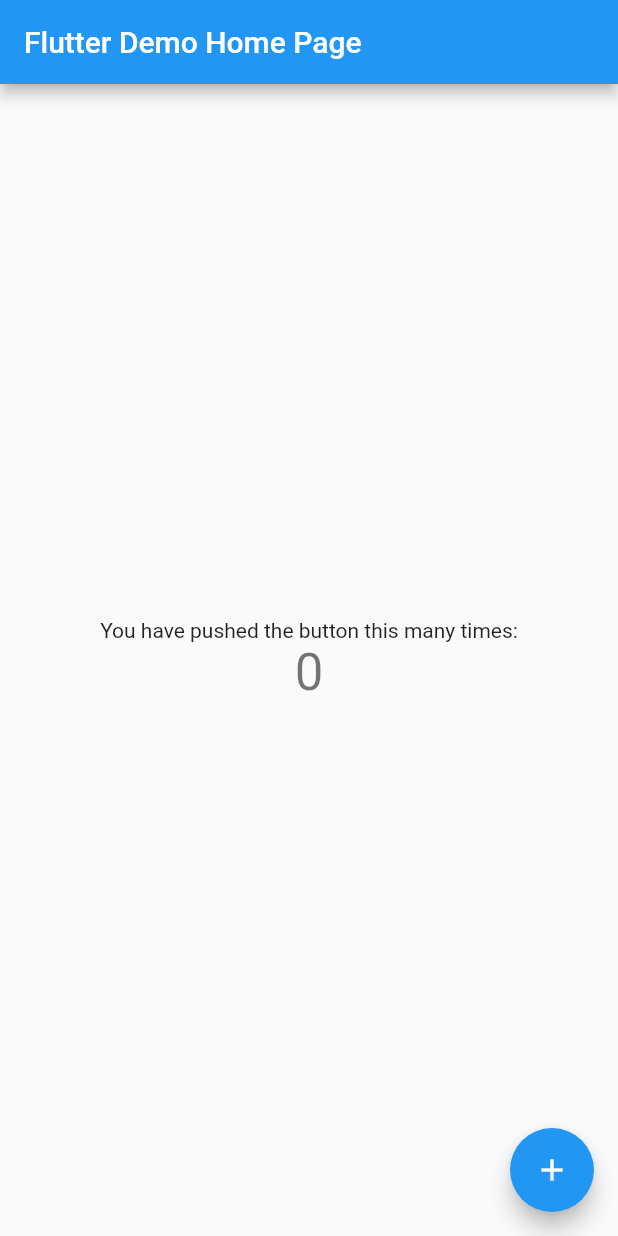
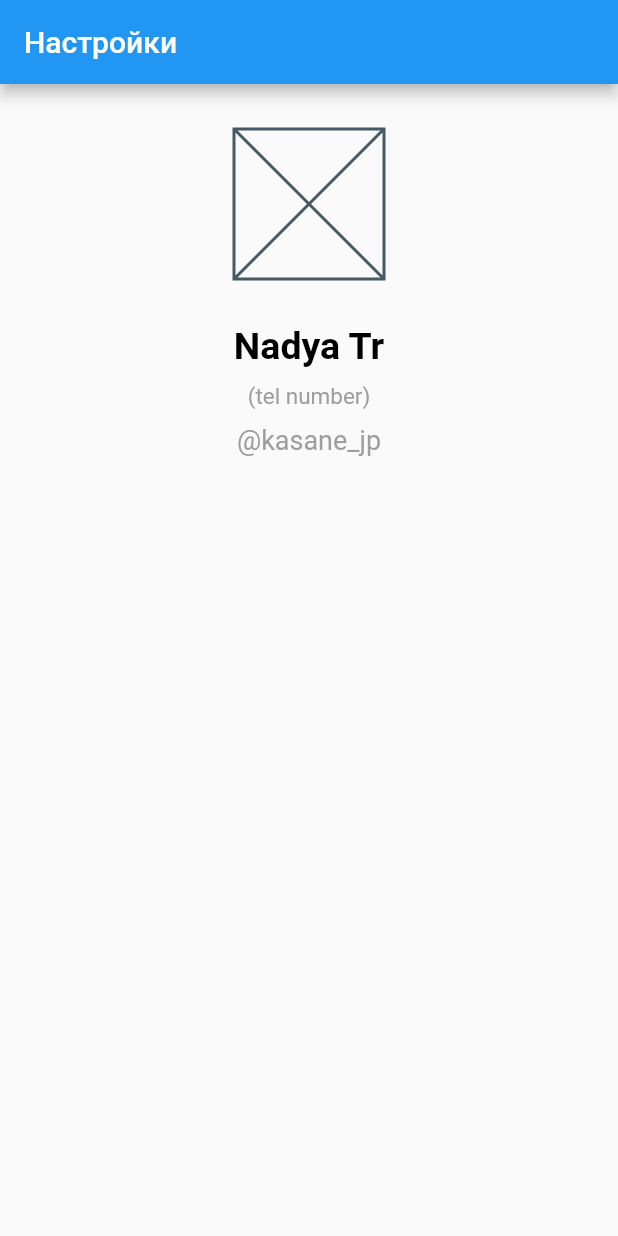
Before and after one commit to Nadia-ru/flutter_first_proj, a Flutter app: the screen it shows after launch, on a phone screen of 412 x 824 dp. Run offline on Flutter 3.47's test engine with Material 2 defaults, Android fonts, the light colour scheme and no system bars.

Commit message:
add new page. user info

```diff
--- a/lib/main.dart
+++ b/lib/main.dart
@@ -1,115 +1,8 @@
 import 'package:flutter/material.dart';
 
+import 'widgets/app.dart';
+
 void main() {
-  runApp(const MyApp());
+  const app = App();
+  runApp(app);
 }
-
-class MyApp extends StatelessWidget {
-  const MyApp({super.key});
-
-  // This widget is the root of your application.
-  @override
-  Widget build(BuildContext context) {
-    return MaterialApp(
-      title: 'Flutter Demo',
-      theme: ThemeData(
-        // This is the theme of your application.
-        //
-        // Try running your application with "flutter run". You'll see the
-        // application has a blue toolbar. Then, without quitting the app, try
-        // changing the primarySwatch below to Colors.green and then invoke
-        // "hot reload" (press "r" in the console where you ran "flutter run",
-        // or simply save your changes to "hot reload" in a Flutter IDE).
-        // Notice that the counter didn't reset back to zero; the application
-        // is not restarted.
-        primarySwatch: Colors.blue,
-      ),
-      home: const MyHomePage(title: 'Flutter Demo Home Page'),
-    );
-  }
-}
-
-class MyHomePage extends StatefulWidget {
-  const MyHomePage({super.key, required this.title});
-
-  // This widget is the home page of your application. It is stateful, meaning
-  // that it has a State object (defined below) that contains fields that affect
-  // how it looks.
-
-  // This class is the configuration for the state. It holds the values (in this
-  // case the title) provided by the parent (in this case the App widget) and
-  // used by the build method of the State. Fields in a Widget subclass are
-  // always marked "final".
-
-  final String title;
-
-  @override
-  State<MyHomePage> createState() => _MyHomePageState();
-}
-
-class _MyHomePageState extends State<MyHomePage> {
-  int _counter = 0;
-
-  void _incrementCounter() {
-    setState(() {
-      // This call to setState tells the Flutter framework that something has
-      // changed in this State, which causes it to rerun the build method below
-      // so that the display can reflect the updated values. If we changed
-      // _counter without calling setState(), then the build method would not be
-      // called again, and so nothing would appear to happen.
-      _counter++;
-    });
-  }
-
-  @override
-  Widget build(BuildContext context) {
-    // This method is rerun every time setState is called, for instance as done
-    // by the _incrementCounter method above.
-    //
-    // The Flutter framework has been optimized to make rerunning build methods
-    // fast, so that you can just rebuild anything that needs updating rather
-    // than having to individually change instances of widgets.
-    return Scaffold(
-      appBar: AppBar(
-        // Here we take the value from the MyHomePage object that was created by
-        // the App.build method, and use it to set our appbar title.
-        title: Text(widget.title),
-      ),
-      body: Center(
-        // Center is a layout widget. It takes a single child and positions it
-        // in the middle of the parent.
-        child: Column(
-          // Column is also a layout widget. It takes a list of children and
-          // arranges them vertically. By default, it sizes itself to fit its
-          // children horizontally, and tries to be as tall as its parent.
-          //
-          // Invoke "debug painting" (press "p" in the console, choose the
-          // "Toggle Debug Paint" action from the Flutter Inspector in Android
-          // Studio, or the "Toggle Debug Paint" command in Visual Studio Code)
-          // to see the wireframe for each widget.
-          //
-          // Column has various properties to control how it sizes itself and
-          // how it positions its children. Here we use mainAxisAlignment to
-          // center the children vertically; the main axis here is the vertical
-          // axis because Columns are vertical (the cross axis would be
-          // horizontal).
-          mainAxisAlignment: MainAxisAlignment.center,
-          children: <Widget>[
-            const Text(
-              'You have pushed the button this many times:',
-            ),
-            Text(
-              '$_counter',
-              style: Theme.of(context).textTheme.headlineMedium,
-            ),
-          ],
-        ),
-      ),
-      floatingActionButton: FloatingActionButton(
-        onPressed: _incrementCounter,
-        tooltip: 'Increment',
-        child: const Icon(Icons.add),
-      ), // This trailing comma makes auto-formatting nicer for build methods.
-    );
-  }
-}
--- /dev/null
+++ b/lib/widgets/app.dart
@@ -0,0 +1,14 @@
+import 'package:flutter/material.dart';
+import 'package:android_project/widgets/user_profile.dart';
+
+
+class App extends StatelessWidget {
+  const App({Key? key}) : super(key: key);
+
+  @override
+  Widget build(BuildContext context) {
+    return MaterialApp(
+      home: UserProfile(),
+    );
+  }
+}
--- /dev/null
+++ b/lib/widgets/user_profile.dart
@@ -0,0 +1,98 @@
+
+import 'package:flutter/material.dart';
+
+class UserProfile extends StatelessWidget {
+  const UserProfile();
+
+  @override
+  Widget build(BuildContext context) {
+    return Scaffold(
+      appBar: AppBar(
+        title: Text('Настройки'),
+
+      ),
+
+      body: Container(
+        width: double.infinity,
+        child: Column(
+          crossAxisAlignment: CrossAxisAlignment.center,
+          children: [
+            SizedBox(height: 30),
+            _AvatarWidget(),
+            SizedBox(height: 30),
+            _UserNameWidget(),
+            SizedBox(height: 10),
+            _UserPhoneWidget(),
+            SizedBox(height: 10),
+            _UserNickNameWidget(),
+          ],
+        ),
+      ),
+    );
+  }
+}
+
+class _UserNickNameWidget extends StatelessWidget {
+  const _UserNickNameWidget({
+    super.key,
+  });
+
+  @override
+  Widget build(BuildContext context) {
+    return Text(
+        '@kasane_jp',
+        style: TextStyle(
+        color: Colors.grey,
+        fontSize: 18,)
+    );
+  }
+}
+
+class _UserPhoneWidget extends StatelessWidget {
+  const _UserPhoneWidget({
+    super.key,
+  });
+
+  @override
+  Widget build(BuildContext context) {
+    return Text(
+      '(tel number)',
+      style: TextStyle(
+      color: Colors.grey,
+      fontSize: 15,)
+    );
+  }
+}
+
+class _UserNameWidget extends StatelessWidget {
+  const _UserNameWidget({
+    super.key,
+  });
+
+  @override
+  Widget build(BuildContext context) {
+    return Text(
+      'Nadya Tr',
+      style: TextStyle(
+        color: Colors.black,
+        fontSize: 25,
+        fontWeight: FontWeight.w600,
+      ),
+    );
+  }
+}
+
+class _AvatarWidget extends StatelessWidget {
+  const _AvatarWidget({
+    super.key,
+  });
+
+  @override
+  Widget build(BuildContext context) {
+    return Container(
+        width: 100,
+        height: 100,
+        child: Placeholder()
+    );
+  }
+}
```
Also changed, not shown: 1 other file.
